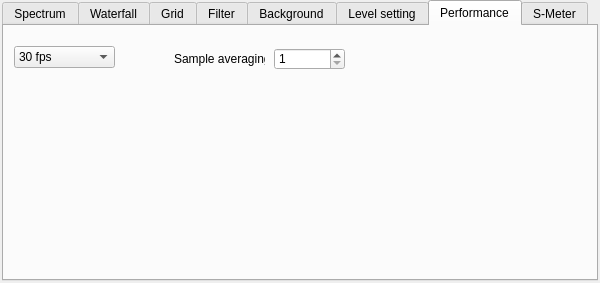
First picture: the form in Sources/PanoramOpt.ui, repository Tsukihime/OpenExpertSDR, before the edit.
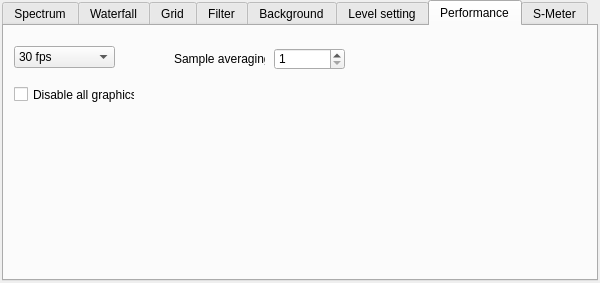
Second picture: the form after the edit. The open tabs and pages were chosen to show the change. Icons and pictures are not drawn.

Commit message: added disable all graphics option

What changed in the file:
```diff
--- a/Sources/PanoramOpt.ui
+++ b/Sources/PanoramOpt.ui
@@ -1756,6 +1756,19 @@
         <string>Sample averaging:</string>
        </property>
       </widget>
+      <widget class="QCheckBox" name="cbDisableGraphics">
+       <property name="geometry">
+        <rect>
+         <x>10</x>
+         <y>60</y>
+         <width>121</width>
+         <height>17</height>
+        </rect>
+       </property>
+       <property name="text">
+        <string>Disable all graphics</string>
+       </property>
+      </widget>
      </widget>
      <widget class="QWidget" name="tab_8">
       <attribute name="title">
```
The commit also changes 2 other files.
